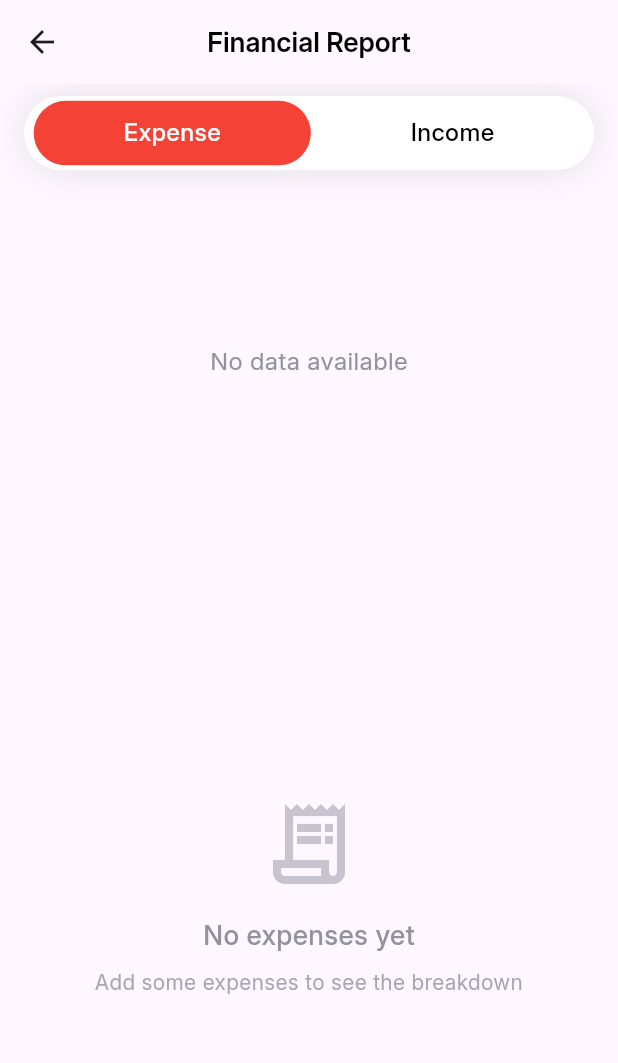
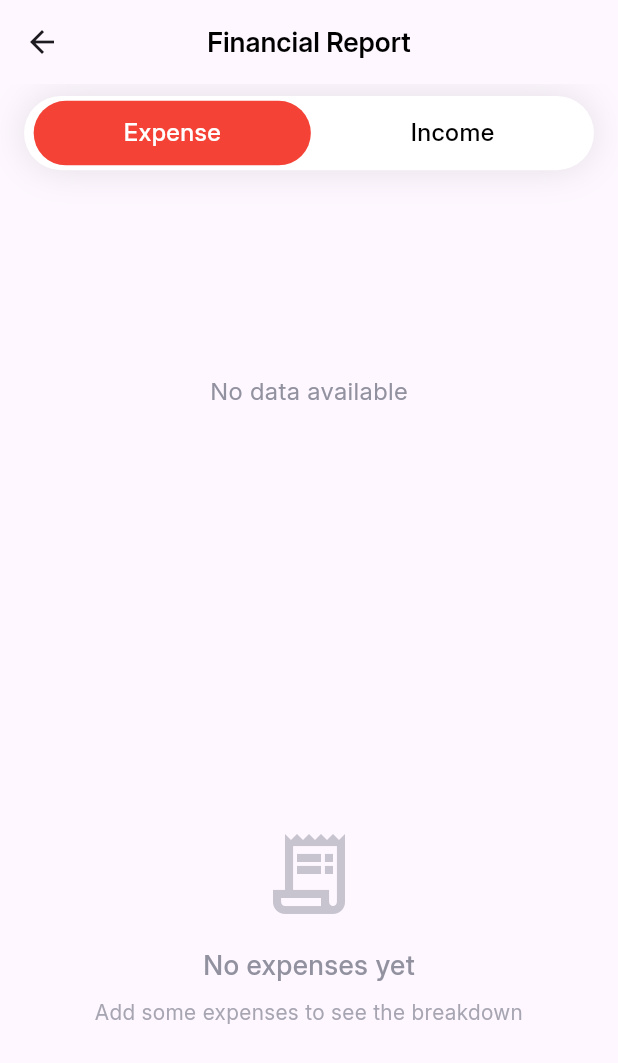
Before and after one commit to Dinethzz/spendly, a Flutter app: the BudgetScreen screen opened directly with empty values, on a phone screen of 412 x 824 dp. Shown: the top 1063 px of the screen. Run offline on Flutter 3.47's test engine with Material 3 defaults, Android fonts, the phone set to English and light mode, and no system bars; our stand-ins replace fl_chart, shared_preferences, smooth_page_indicator; accounts and stored records are empty.

Commit message:
pie chart padding

```diff
--- a/lib/screens/budget_screen.dart
+++ b/lib/screens/budget_screen.dart
@@ -130,14 +130,17 @@ class _BudgetScreenState extends State<BudgetScreen> {
                 ),
               ),
             ),
-            const SizedBox(height: 20),
-            // Pie chart
-            Chart(
-              expenseCategoryTotals: widget.expenseCategoryTotals,
-              incomeCategoryTotals: widget.incomeCategoryTotals,
-              isExpense: _selected == 0,
+            const SizedBox(height: 40),
+            // Pie chart with proper spacing
+            Padding(
+              padding: const EdgeInsets.symmetric(horizontal: kDefaultPadding * 1.5),
+              child: Chart(
+                expenseCategoryTotals: widget.expenseCategoryTotals,
+                incomeCategoryTotals: widget.incomeCategoryTotals,
+                isExpense: _selected == 0,
+              ),
             ),
-            const SizedBox(height: 30),
+            const SizedBox(height: 50),
             // List of categories - now takes remaining space
             Expanded(
               child: data.isEmpty
```
